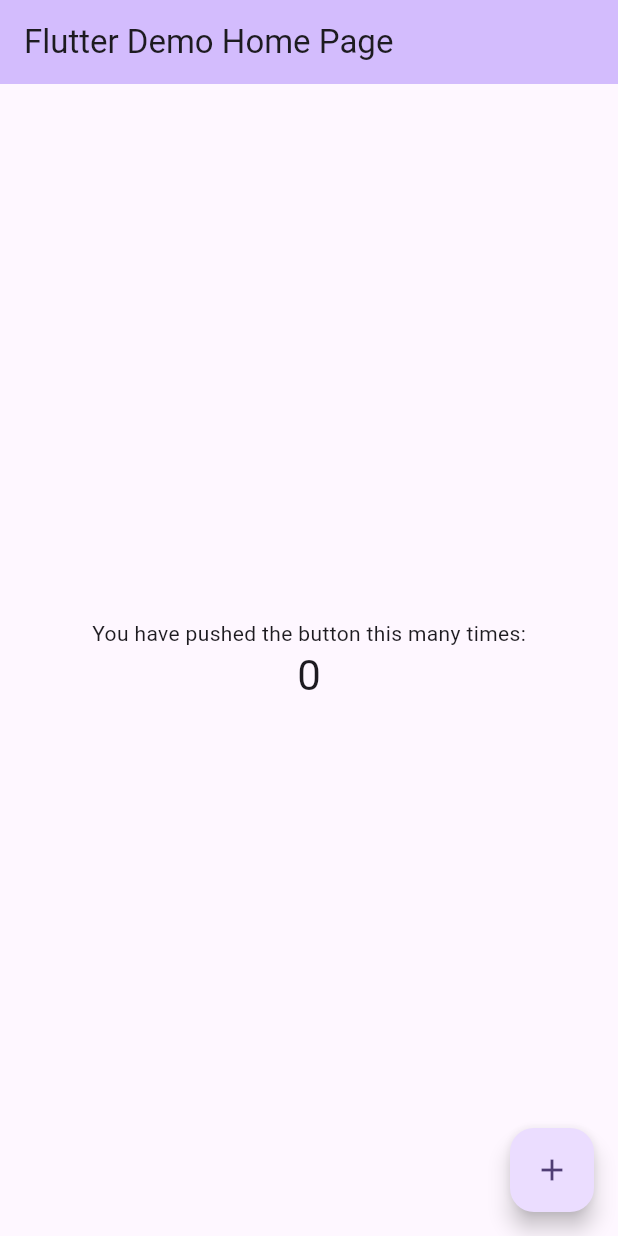
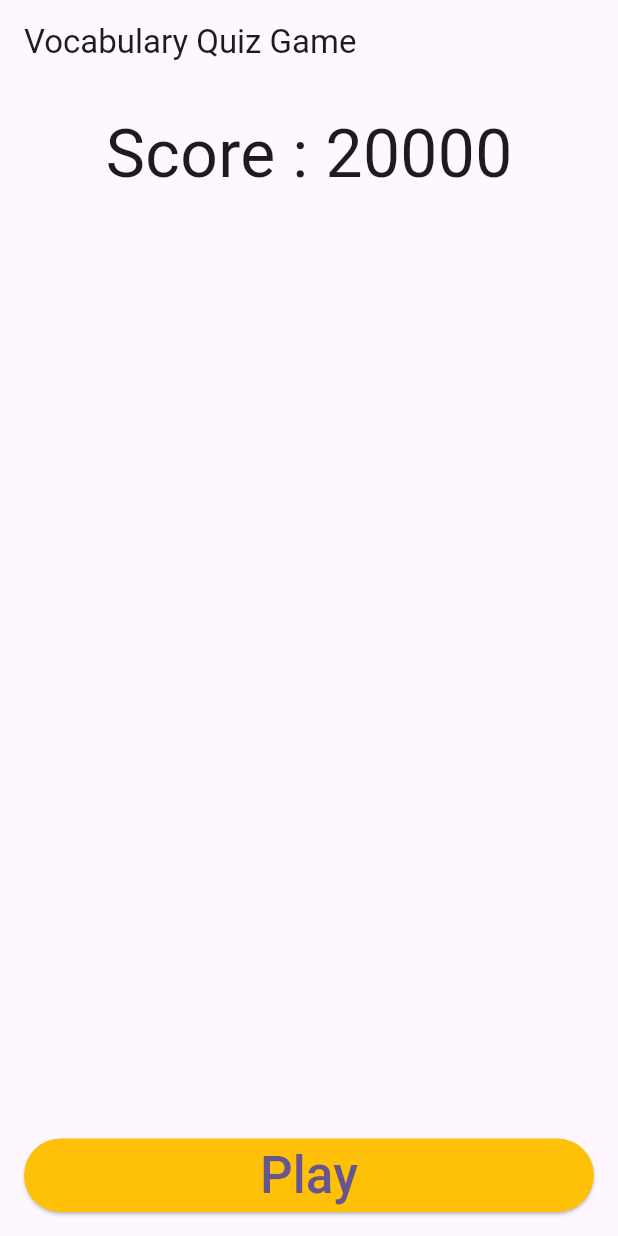
Before and after one commit to natwhiskey/Vocabulary-Game-Quiz-App, a Flutter app: the screen it shows after launch, on a phone screen of 412 x 824 dp. Run offline on Flutter 3.47's test engine with Material 3 defaults, Android fonts, the phone set to English and light mode, and no system bars.

Commit message:
create home page and game page

```diff
--- /dev/null
+++ b/lib/game/controller/game_controller.dart
@@ -0,0 +1,40 @@
+import 'dart:math';
+
+import 'package:flutter/material.dart';
+import 'package:vocabulary_game_quiz_app/models/quiz_class.dart';
+
+class GameController extends ChangeNotifier {
+   GameController(this.context);
+
+  BuildContext context;
+
+  List<Quiz> quizzes = [
+  Quiz(
+    choices: ['London', 'Paris', 'Berlin','Bangkok'],
+    correctIndex: 1,
+  ),
+  Quiz(
+    choices: ['Venus', 'Jupiter', 'Mars'],
+    correctIndex: 1,
+  ),
+  Quiz(
+    choices: ['Elephant', 'Giraffe', 'Horse'],
+    correctIndex: 1,
+  ),
+  Quiz(
+    choices: ['Hydrogen', 'Helium', 'Oxygen'],
+    correctIndex: 0,
+  ),
+  Quiz(
+    choices: ['-10°C', '0°C', '10°C'],
+    correctIndex: 1,
+  ),
+];
+
+randomQuiz(List<Quiz> quizzes){
+ return quizzes[Random().nextInt(quizzes.length)];
+
+}
+
+
+}
--- /dev/null
+++ b/lib/home_screen/controller/home_screen_controller.dart
@@ -0,0 +1,16 @@
+import 'package:flutter/material.dart';
+import 'package:vocabulary_game_quiz_app/game/page/game_page.dart';
+
+class HomeScreenController extends ChangeNotifier {
+   HomeScreenController(this.context);
+
+  BuildContext context;
+
+  goToPlayGame(){
+    Navigator.push(
+      context,
+      MaterialPageRoute(builder: (context) => const GamePage()),
+    );
+  }
+
+}
--- /dev/null
+++ b/lib/home_screen/page/home_screen_page.dart
@@ -0,0 +1,55 @@
+import 'package:flutter/material.dart';
+import 'package:vocabulary_game_quiz_app/home_screen/controller/home_screen_controller.dart';
+
+class HomeScreenPage extends StatefulWidget {
+  const HomeScreenPage({super.key});
+
+  @override
+  State<HomeScreenPage> createState() => _HomeScreenPage();
+}
+
+class _HomeScreenPage extends State<HomeScreenPage> {
+  HomeScreenController? controller;
+
+  @override
+  void initState() {
+    controller = HomeScreenController(context);
+    super.initState();
+  }
+
+  @override
+  void dispose() {
+    controller?.dispose();
+    super.dispose();
+  }
+
+  @override
+  Widget build(BuildContext context) {
+    return Scaffold(
+      appBar: AppBar(title: Text('Vocabulary Quiz Game')),
+      body: const Center(
+        child: Column(
+          children: [
+            Padding(
+              padding: EdgeInsets.all(16.0),
+              child: Text('Score : 20000',style: TextStyle(fontSize: 44),),
+            ),
+
+          ],
+        ),
+      ),
+      bottomNavigationBar: Padding(
+                padding: const EdgeInsets.all(16.0),
+                child: ElevatedButton(
+                  style: ElevatedButton.styleFrom(
+                    backgroundColor: Colors.amber
+                  ),
+                  onPressed: () {
+                    controller?.goToPlayGame();
+                  },
+                  child: const Text('Play',style: TextStyle(fontSize: 34),),
+                ),
+              )
+    );
+  }
+}
--- a/lib/main.dart
+++ b/lib/main.dart
@@ -1,4 +1,5 @@
 import 'package:flutter/material.dart';
+import 'package:vocabulary_game_quiz_app/home_screen/page/home_screen_page.dart';
 
 void main() {
   runApp(const MyApp());
@@ -13,113 +14,10 @@ class MyApp extends StatelessWidget {
     return MaterialApp(
       title: 'Flutter Demo',
       theme: ThemeData(
-        // This is the theme of your application.
-        //
-        // TRY THIS: Try running your application with "flutter run". You'll see
-        // the application has a blue toolbar. Then, without quitting the app,
-        // try changing the seedColor in the colorScheme below to Colors.green
-        // and then invoke "hot reload" (save your changes or press the "hot
-        // reload" button in a Flutter-supported IDE, or press "r" if you used
-        // the command line to start the app).
-        //
-        // Notice that the counter didn't reset back to zero; the application
-        // state is not lost during the reload. To reset the state, use hot
-        // restart instead.
-        //
-        // This works for code too, not just values: Most code changes can be
-        // tested with just a hot reload.
         colorScheme: ColorScheme.fromSeed(seedColor: Colors.deepPurple),
         useMaterial3: true,
       ),
-      home: const MyHomePage(title: 'Flutter Demo Home Page'),
+      home: HomeScreenPage(),
     );
   }
 }
-
-class MyHomePage extends StatefulWidget {
-  const MyHomePage({super.key, required this.title});
-
-  // This widget is the home page of your application. It is stateful, meaning
-  // that it has a State object (defined below) that contains fields that affect
-  // how it looks.
-
-  // This class is the configuration for the state. It holds the values (in this
-  // case the title) provided by the parent (in this case the App widget) and
-  // used by the build method of the State. Fields in a Widget subclass are
-  // always marked "final".
-
-  final String title;
-
-  @override
-  State<MyHomePage> createState() => _MyHomePageState();
-}
-
-class _MyHomePageState extends State<MyHomePage> {
-  int _counter = 0;
-
-  void _incrementCounter() {
-    setState(() {
-      // This call to setState tells the Flutter framework that something has
-      // changed in this State, which causes it to rerun the build method below
-      // so that the display can reflect the updated values. If we changed
-      // _counter without calling setState(), then the build method would not be
-      // called again, and so nothing would appear to happen.
-      _counter++;
-    });
-  }
-
-  @override
-  Widget build(BuildContext context) {
-    // This method is rerun every time setState is called, for instance as done
-    // by the _incrementCounter method above.
-    //
-    // The Flutter framework has been optimized to make rerunning build methods
-    // fast, so that you can just rebuild anything that needs updating rather
-    // than having to individually change instances of widgets.
-    return Scaffold(
-      appBar: AppBar(
-        // TRY THIS: Try changing the color here to a specific color (to
-        // Colors.amber, perhaps?) and trigger a hot reload to see the AppBar
-        // change color while the other colors stay the same.
-        backgroundColor: Theme.of(context).colorScheme.inversePrimary,
-        // Here we take the value from the MyHomePage object that was created by
-        // the App.build method, and use it to set our appbar title.
-        title: Text(widget.title),
-      ),
-      body: Center(
-        // Center is a layout widget. It takes a single child and positions it
-        // in the middle of the parent.
-        child: Column(
-          // Column is also a layout widget. It takes a list of children and
-          // arranges them vertically. By default, it sizes itself to fit its
-          // children horizontally, and tries to be as tall as its parent.
-          //
-          // Column has various properties to control how it sizes itself and
-          // how it positions its children. Here we use mainAxisAlignment to
-          // center the children vertically; the main axis here is the vertical
-          // axis because Columns are vertical (the cross axis would be
-          // horizontal).
-          //
-          // TRY THIS: Invoke "debug painting" (choose the "Toggle Debug Paint"
-          // action in the IDE, or press "p" in the console), to see the
-          // wireframe for each widget.
-          mainAxisAlignment: MainAxisAlignment.center,
-          children: <Widget>[
-            const Text(
-              'You have pushed the button this many times:',
-            ),
-            Text(
-              '$_counter',
-              style: Theme.of(context).textTheme.headlineMedium,
-            ),
-          ],
-        ),
-      ),
-      floatingActionButton: FloatingActionButton(
-        onPressed: _incrementCounter,
-        tooltip: 'Increment',
-        child: const Icon(Icons.add),
-      ), // This trailing comma makes auto-formatting nicer for build methods.
-    );
-  }
-}
--- /dev/null
+++ b/lib/models/quiz_class.dart
@@ -0,0 +1,6 @@
+class Quiz {
+  List<String> choices;
+  int correctIndex;
+
+  Quiz({required this.choices, required this.correctIndex});
+}
```
Also changed, not shown: lib/game/page/game_page.dart (added, +94 -0 lines).
